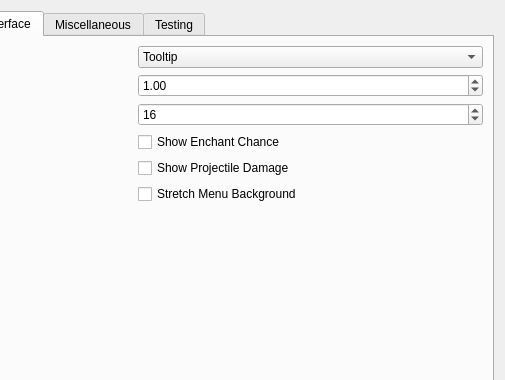
The window that apps/launcher/ui/settingspage.ui (sunhawken/openmw) describes before a commit, drawn with Qt 5; both pictures show x 236 to 741 and y 0 to 380 of the 741 by 503 pixel window.
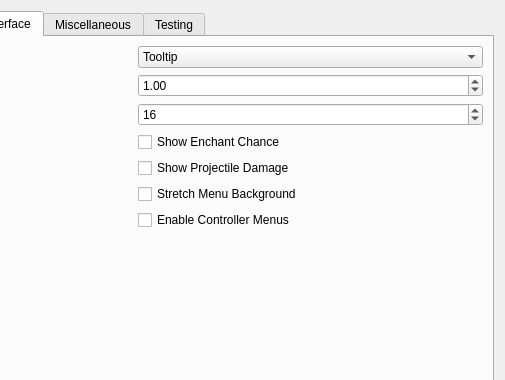
The same window after the commit. The open tabs and pages were chosen to show the change.

Commit message: Add checkbox to enable controller menus to openmw launcher.

The edit to the form file:
```diff
--- a/apps/launcher/ui/settingspage.ui
+++ b/apps/launcher/ui/settingspage.ui
@@ -1398,6 +1398,16 @@
            </property>
           </widget>
          </item>
+         <item row="7" column="1">
+          <widget class="QCheckBox" name="controllerMenusCheckBox">
+           <property name="toolTip">
+            <string>&lt;html&gt;&lt;head/&gt;&lt;body&gt;&lt;p&gt;Make it easier to use game menus with a controller.&lt;/p&gt;&lt;/body&gt;&lt;/html&gt;</string>
+           </property>
+           <property name="text">
+            <string>Enable Controller Menus</string>
+           </property>
+          </widget>
+         </item>
          <item row="0" column="0">
           <widget class="QLabel" name="showOwnedLabel">
            <property name="text">
```
The commit also changes 3 other files.
